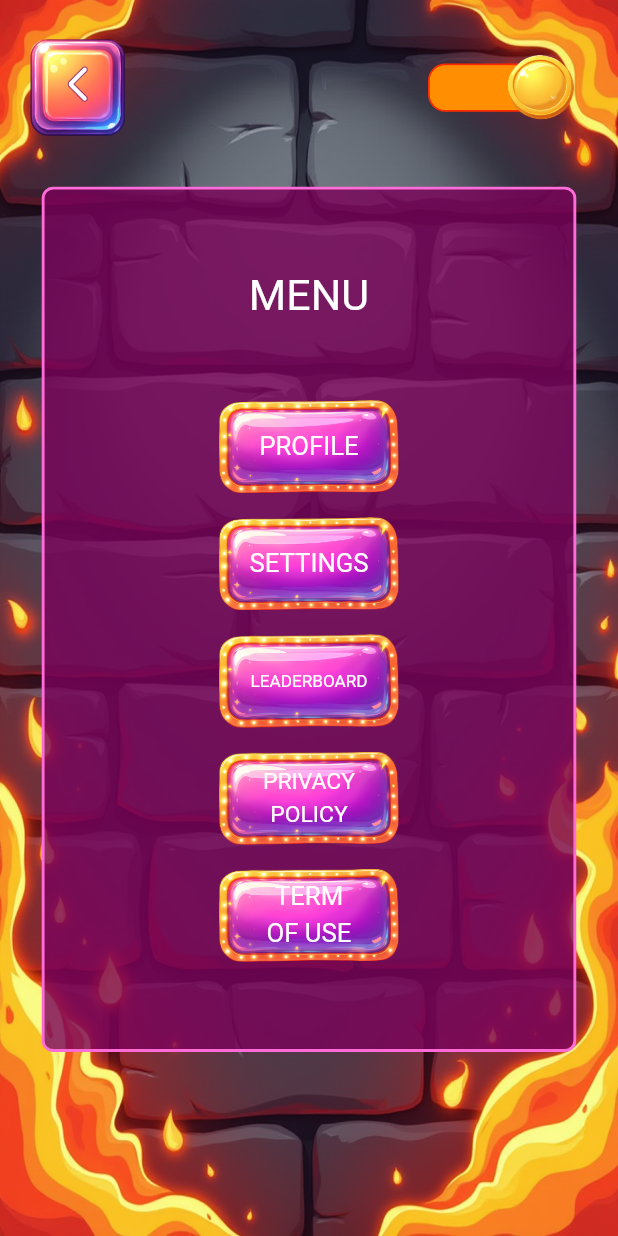
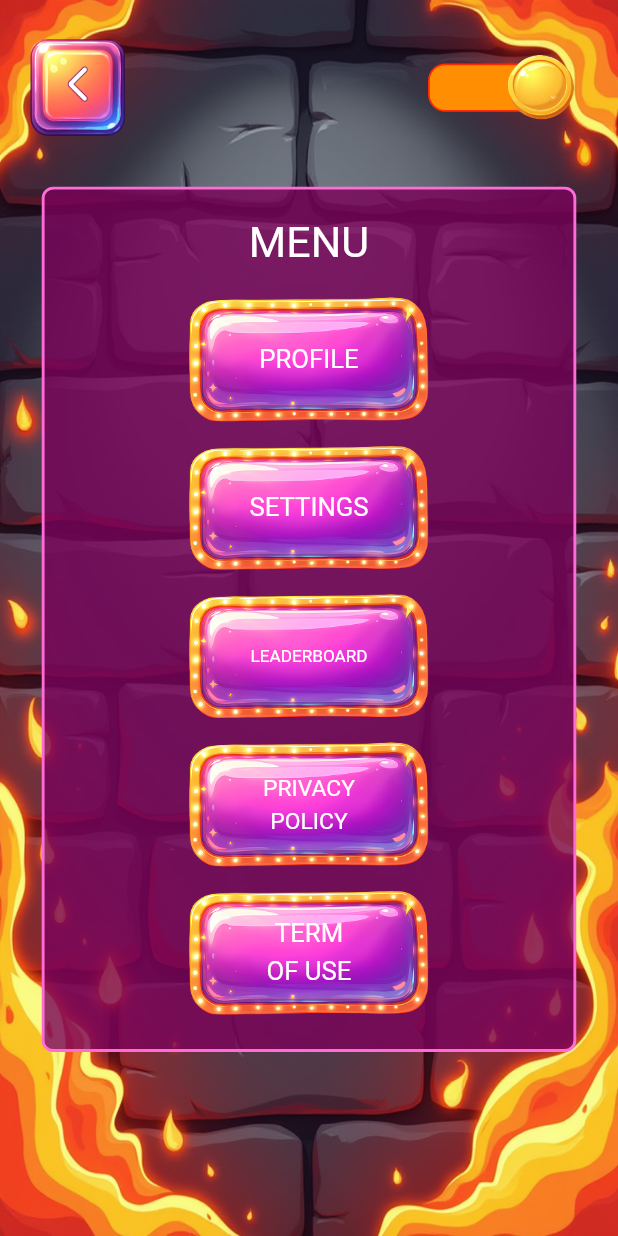
Before and after one commit to EgorEko/game, a Flutter app: the MenuScreen screen opened by its route, on a phone screen of 412 x 824 dp. Run offline on Flutter 3.47's test engine with Material 3 defaults, Android fonts, the phone set to English and light mode, and no system bars; our stand-ins replace equatable, flutter_bloc, flutter_screenutil, flutter_svg, get_it, go_router and 4 more; accounts and stored records are empty; generated files the repository leaves out were written again.

Commit message:
fixed constraints

```diff
--- a/lib/features/menu/screens/menu_screen.dart
+++ b/lib/features/menu/screens/menu_screen.dart
@@ -54,7 +54,7 @@ class MenuScreen extends StatelessWidget {
                     child: Padding(
                       padding: EdgeInsets.symmetric(
                         horizontal: 110.w,
-                        vertical: 100.h,
+                        vertical: context.getHeight * 0.01,
                       ),
                       child: Column(
                         mainAxisAlignment: MainAxisAlignment.center,
@@ -64,11 +64,11 @@ class MenuScreen extends StatelessWidget {
                             style: AppTextStyles.loadingPrimaryTextStyle
                                 .copyWith(color: AppColors.white),
                           ),
-                          SizedBox(height: context.getHeight * 0.05),
+                          SizedBox(height: context.getHeight * 0.01),
                           ButtonWidget(
                             text: 'profile',
-                            width: 400.w,
-                            height: 182.h,
+                            width: context.getWidth,
+                            height: context.getHeight * 0.12,
                             style: AppTextStyles.menuButtonsTextStyle.copyWith(
                               color: AppColors.white,
                             ),
@@ -76,8 +76,8 @@ class MenuScreen extends StatelessWidget {
                           ),
                           ButtonWidget(
                             text: 'settings',
-                            width: 400.w,
-                            height: 182.h,
+                            width: context.getWidth,
+                            height: context.getHeight * 0.12,
                             style: AppTextStyles.menuButtonsTextStyle.copyWith(
                               color: AppColors.white,
                             ),
@@ -85,8 +85,8 @@ class MenuScreen extends StatelessWidget {
                           ),
                           ButtonWidget(
                             text: 'leaderboard',
-                            width: 400.w,
-                            height: 182.h,
+                            width: context.getWidth,
+                            height: context.getHeight * 0.12,
                             style: AppTextStyles.menuLeaderboardTextStyle
                                 .copyWith(color: AppColors.white),
                             onTap: () =>
@@ -94,16 +94,16 @@ class MenuScreen extends StatelessWidget {
                           ),
                           ButtonWidget(
                             text: 'privacy\npolicy',
-                            width: 400.w,
-                            height: 182.h,
+                            width: context.getWidth,
+                            height: context.getHeight * 0.12,
                             style: AppTextStyles.menuPrivacyPolicyTextStyle
                                 .copyWith(color: AppColors.white),
                             onTap: () => context.push(AppRoutes.privacy.path),
                           ),
                           ButtonWidget(
                             text: 'term\nof use',
-                            width: 400.w,
-                            height: 182.h,
+                            width: context.getWidth,
+                            height: context.getHeight * 0.12,
                             style: AppTextStyles.menuButtonsTextStyle.copyWith(
                               color: AppColors.white,
                             ),
--- a/lib/features/profile/screens/profile_screen.dart
+++ b/lib/features/profile/screens/profile_screen.dart
@@ -50,7 +50,7 @@ class _ProfileScreenState extends State<ProfileScreen> {
                   Padding(
                     padding: EdgeInsets.symmetric(vertical: 10.h),
                     child: Container(
-                      height: context.getHeight * 0.55,
+                      height: context.getHeight * 0.56,
                       width: context.getWidth * 0.8,
                       decoration: BoxDecoration(
                         color: AppColors.transparentObjectColor,
--- a/lib/features/profile/widgets/bottom_sheet/bottom_sheet_widget.dart
+++ b/lib/features/profile/widgets/bottom_sheet/bottom_sheet_widget.dart
@@ -14,10 +14,13 @@ class BottomSheetWidget extends StatelessWidget {
     return PopScope(
       canPop: false,
       child: Container(
-        constraints: BoxConstraints(maxHeight: context.getHeight * 0.3),
+        constraints: BoxConstraints(maxHeight: context.getHeight * 0.31),
         decoration: BoxDecoration(
           color: AppColors.bottomSheetColor,
-          borderRadius: BorderRadius.all(Radius.circular(64.r)),
+          borderRadius: BorderRadius.only(
+            topRight: Radius.circular(64.r),
+            topLeft: Radius.circular(64.r),
+          ),
         ),
         child: Padding(
           padding: EdgeInsets.symmetric(vertical: 64.h),
@@ -42,6 +45,7 @@ class BottomSheetWidget extends StatelessWidget {
                   borderRadius: BorderRadius.all(Radius.circular(20.r)),
                 ),
                 child: Column(
+                  mainAxisAlignment: MainAxisAlignment.spaceAround,
                   children: [
                     Spacer(),
                     Text(
```
